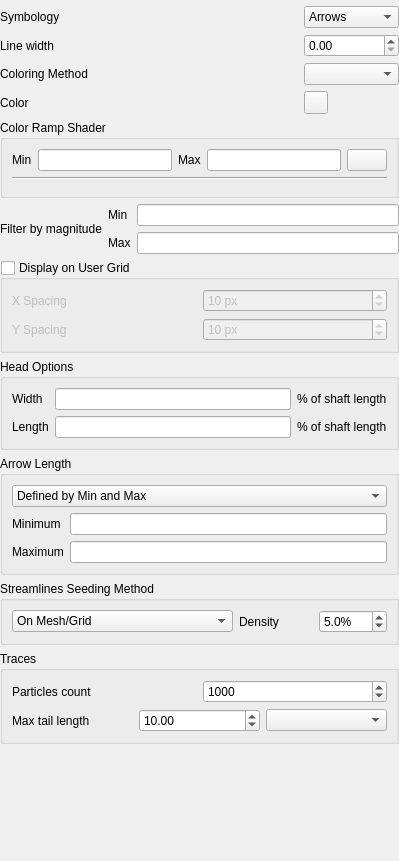
qgis/QGIS, file src/ui/mesh/qgsmeshrenderervectorsettingswidgetbase.ui: the form before one commit.
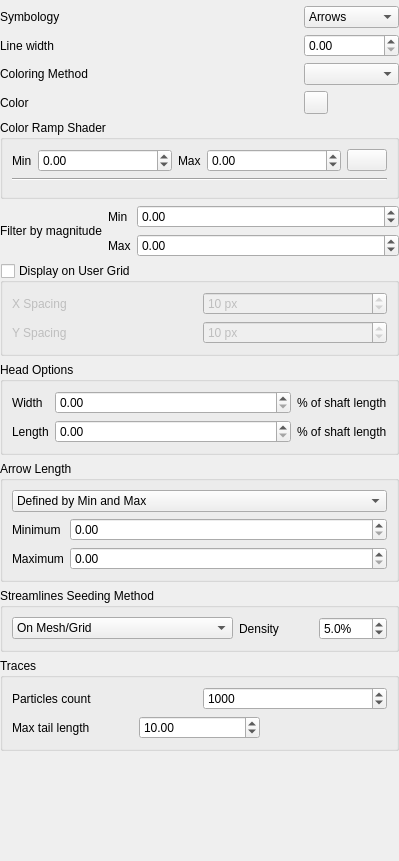
The form after the commit. Icons and pictures are not drawn. Custom widgets are drawn as their Qt base class.

Diff of the .ui file:
```diff
--- a/src/ui/mesh/qgsmeshrenderervectorsettingswidgetbase.ui
+++ b/src/ui/mesh/qgsmeshrenderervectorsettingswidgetbase.ui
@@ -128,7 +128,7 @@
          </widget>
         </item>
         <item>
-         <widget class="QgsUnitSelectionWidget" name="mTracesTailLengthMapUnitWidget"/>
+         <widget class="QgsUnitSelectionWidget" name="mTracesTailLengthMapUnitWidget" native="true"/>
         </item>
        </layout>
       </item>
@@ -141,6 +141,13 @@
       <string>Color Ramp Shader</string>
      </property>
      <layout class="QGridLayout" name="gridLayout_5">
+      <item row="0" column="2">
+       <widget class="QLabel" name="label_5">
+        <property name="text">
+         <string>Max</string>
+        </property>
+       </widget>
+      </item>
       <item row="0" column="4">
        <widget class="QPushButton" name="mColorRampShaderLoadButton">
         <property name="text">
@@ -152,6 +159,16 @@
         </property>
        </widget>
       </item>
+      <item row="2" column="0" colspan="5">
+       <widget class="QgsColorRampShaderWidget" name="mColorRampShaderWidget" native="true">
+        <property name="minimumSize">
+         <size>
+          <width>0</width>
+          <height>0</height>
+         </size>
+        </property>
+       </widget>
+      </item>
       <item row="1" column="0" colspan="5">
        <widget class="Line" name="line">
         <property name="minimumSize">
@@ -165,15 +182,21 @@
         </property>
        </widget>
       </item>
-      <item row="0" column="2">
-       <widget class="QLabel" name="label_5">
-        <property name="text">
-         <string>Max</string>
-        </property>
-       </widget>
-      </item>
       <item row="0" column="3">
-       <widget class="QLineEdit" name="mColorRampShaderMaximumEditLine"/>
+       <widget class="QgsDoubleSpinBox" name="mColorRampShaderMaximumSpinBox">
+        <property name="sizePolicy">
+         <sizepolicy hsizetype="Expanding" vsizetype="Fixed">
+          <horstretch>0</horstretch>
+          <verstretch>0</verstretch>
+         </sizepolicy>
+        </property>
+        <property name="minimum">
+         <double>-1000000000000000.000000000000000</double>
+        </property>
+        <property name="maximum">
+         <double>1000000000000000.000000000000000</double>
+        </property>
+       </widget>
       </item>
       <item row="0" column="0">
        <widget class="QLabel" name="label">
@@ -183,15 +206,18 @@
        </widget>
       </item>
       <item row="0" column="1">
-       <widget class="QLineEdit" name="mColorRampShaderMinimumEditLine"/>
-      </item>
-      <item row="2" column="0" colspan="5">
-       <widget class="QgsColorRampShaderWidget" name="mColorRampShaderWidget" native="true">
-        <property name="minimumSize">
-         <size>
-          <width>0</width>
-          <height>0</height>
-         </size>
+       <widget class="QgsDoubleSpinBox" name="mColorRampShaderMinimumSpinBox">
+        <property name="sizePolicy">
+         <sizepolicy hsizetype="Expanding" vsizetype="Fixed">
+          <horstretch>0</horstretch>
+          <verstretch>0</verstretch>
+         </sizepolicy>
+        </property>
+        <property name="minimum">
+         <double>-1000000000000000.000000000000000</double>
+        </property>
+        <property name="maximum">
+         <double>1000000000000000.000000000000000</double>
         </property>
        </widget>
       </item>
@@ -244,10 +270,10 @@
    </item>
    <item row="7" column="0" colspan="2">
     <layout class="QGridLayout" name="gridLayout_3">
-     <item row="0" column="1">
-      <widget class="QLabel" name="minimumMagLabel">
+     <item row="0" column="0" rowspan="2">
+      <widget class="QLabel" name="filterByMagnitudeLabel">
        <property name="text">
-        <string>Min</string>
+        <string>Filter by magnitude</string>
        </property>
       </widget>
      </item>
@@ -259,15 +285,35 @@
       </widget>
      </item>
      <item row="1" column="2">
-      <widget class="QLineEdit" name="mMaxMagLineEdit"/>
+      <widget class="QgsDoubleSpinBox" name="mMaxMagSpinBox">
+       <property name="sizePolicy">
+        <sizepolicy hsizetype="Expanding" vsizetype="Fixed">
+         <horstretch>0</horstretch>
+         <verstretch>0</verstretch>
+        </sizepolicy>
+       </property>
+       <property name="minimum">
+        <double>-1000000000000000.000000000000000</double>
+       </property>
+       <property name="maximum">
+        <double>1000000000000000.000000000000000</double>
+       </property>
+      </widget>
+     </item>
+     <item row="0" column="1">
+      <widget class="QLabel" name="minimumMagLabel">
+       <property name="text">
+        <string>Min</string>
+       </property>
+      </widget>
      </item>
      <item row="0" column="2">
-      <widget class="QLineEdit" name="mMinMagLineEdit"/>
-     </item>
-     <item row="0" column="0" rowspan="2">
-      <widget class="QLabel" name="filterByMagnitudeLabel">
-       <property name="text">
-        <string>Filter by magnitude</string>
+      <widget class="QgsDoubleSpinBox" name="mMinMagSpinBox">
+       <property name="minimum">
+        <double>-1000000000000000.000000000000000</double>
+       </property>
+       <property name="maximum">
+        <double>1000000000000000.000000000000000</double>
        </property>
       </widget>
      </item>
@@ -410,15 +456,32 @@
       <string>Head Options</string>
      </property>
      <layout class="QGridLayout" name="gridLayout_4">
-      <item row="0" column="0">
-       <widget class="QLabel" name="headWidthLabel">
+      <item row="1" column="2">
+       <widget class="QLabel" name="percShaftLenLabel_2">
         <property name="text">
-         <string>Width</string>
+         <string>% of shaft length</string>
         </property>
        </widget>
       </item>
       <item row="0" column="1">
-       <widget class="QLineEdit" name="mHeadWidthLineEdit"/>
+       <widget class="QgsDoubleSpinBox" name="mHeadWidthSpinBox">
+        <property name="maximum">
+         <double>100.000000000000000</double>
+        </property>
+       </widget>
+      </item>
+      <item row="1" column="1">
+       <widget class="QgsDoubleSpinBox" name="mHeadLengthSpinBox">
+        <property name="sizePolicy">
+         <sizepolicy hsizetype="Expanding" vsizetype="Fixed">
+          <horstretch>0</horstretch>
+          <verstretch>0</verstretch>
+         </sizepolicy>
+        </property>
+        <property name="maximum">
+         <double>100.000000000000000</double>
+        </property>
+       </widget>
       </item>
       <item row="0" column="2">
        <widget class="QLabel" name="percShaftLenLabel">
@@ -434,13 +497,10 @@
         </property>
        </widget>
       </item>
-      <item row="1" column="1">
-       <widget class="QLineEdit" name="mHeadLengthLineEdit"/>
-      </item>
-      <item row="1" column="2">
-       <widget class="QLabel" name="percShaftLenLabel_2">
+      <item row="0" column="0">
+       <widget class="QLabel" name="headWidthLabel">
         <property name="text">
-         <string>% of shaft length</string>
+         <string>Width</string>
         </property>
        </widget>
       </item>
@@ -517,25 +577,25 @@
           <property name="bottomMargin">
            <number>0</number>
           </property>
-          <item row="0" column="0">
+          <item row="2" column="0">
            <widget class="QLabel" name="minimumShaftLabel">
             <property name="text">
              <string>Minimum</string>
             </property>
            </widget>
           </item>
-          <item row="0" column="1">
-           <widget class="QLineEdit" name="mMinimumShaftLineEdit"/>
-          </item>
-          <item row="1" column="0">
+          <item row="4" column="0">
            <widget class="QLabel" name="maximumShaftLabel">
             <property name="text">
              <string>Maximum</string>
             </property>
            </widget>
           </item>
-          <item row="1" column="1">
-           <widget class="QLineEdit" name="mMaximumShaftLineEdit"/>
+          <item row="2" column="1">
+           <widget class="QgsDoubleSpinBox" name="mMinimumShaftSpinBox"/>
+          </item>
+          <item row="4" column="1">
+           <widget class="QgsDoubleSpinBox" name="mMaximumShaftSpinBox"/>
           </item>
          </layout>
         </widget>
@@ -553,6 +613,16 @@
           <property name="bottomMargin">
            <number>0</number>
           </property>
+          <item row="0" column="1">
+           <widget class="QgsDoubleSpinBox" name="mScaleShaftByFactorOfSpinBox">
+            <property name="sizePolicy">
+             <sizepolicy hsizetype="Expanding" vsizetype="Fixed">
+              <horstretch>0</horstretch>
+              <verstretch>0</verstretch>
+             </sizepolicy>
+            </property>
+           </widget>
+          </item>
           <item row="0" column="0">
            <widget class="QLabel" name="scaleByFactorOfLabel">
             <property name="text">
@@ -560,9 +630,6 @@
             </property>
            </widget>
           </item>
-          <item row="0" column="1">
-           <widget class="QLineEdit" name="mScaleShaftByFactorOfLineEdit"/>
-          </item>
          </layout>
         </widget>
         <widget class="QWidget" name="page_3">
@@ -579,6 +646,9 @@
           <property name="bottomMargin">
            <number>0</number>
           </property>
+          <item row="0" column="1">
+           <widget class="QgsDoubleSpinBox" name="mShaftLengthSpinBox"/>
+          </item>
           <item row="0" column="0">
            <widget class="QLabel" name="LengthLabel">
             <property name="text">
@@ -586,9 +656,6 @@
             </property>
            </widget>
           </item>
-          <item row="0" column="1">
-           <widget class="QLineEdit" name="mShaftLengthLineEdit"/>
-          </item>
          </layout>
         </widget>
        </widget>
@@ -605,9 +672,15 @@
    <header>qgsdoublespinbox.h</header>
   </customwidget>
   <customwidget>
-   <class>QgsColorButton</class>
-   <extends>QToolButton</extends>
-   <header>qgscolorbutton.h</header>
+   <class>QgsUnitSelectionWidget</class>
+   <extends>QWidget</extends>
+   <header>qgsunitselectionwidget.h</header>
+   <container>1</container>
+  </customwidget>
+  <customwidget>
+   <class>QgsColorRampShaderWidget</class>
+   <extends>QWidget</extends>
+   <header>raster/qgscolorrampshaderwidget.h</header>
    <container>1</container>
   </customwidget>
   <customwidget>
@@ -617,15 +690,9 @@
    <container>1</container>
   </customwidget>
   <customwidget>
-   <class>QgsColorRampShaderWidget</class>
-   <extends>QWidget</extends>
-   <header>raster/qgscolorrampshaderwidget.h</header>
-   <container>1</container>
-  </customwidget>
-  <customwidget>
-   <class>QgsUnitSelectionWidget</class>
-   <extends>QComboBox</extends>
-   <header>qgsunitselectionwidget.h</header>
+   <class>QgsColorButton</class>
+   <extends>QToolButton</extends>
+   <header>qgscolorbutton.h</header>
    <container>1</container>
   </customwidget>
   <customwidget>
```
Left out of the diff: 10 changed lines with no effect on the pictures.
